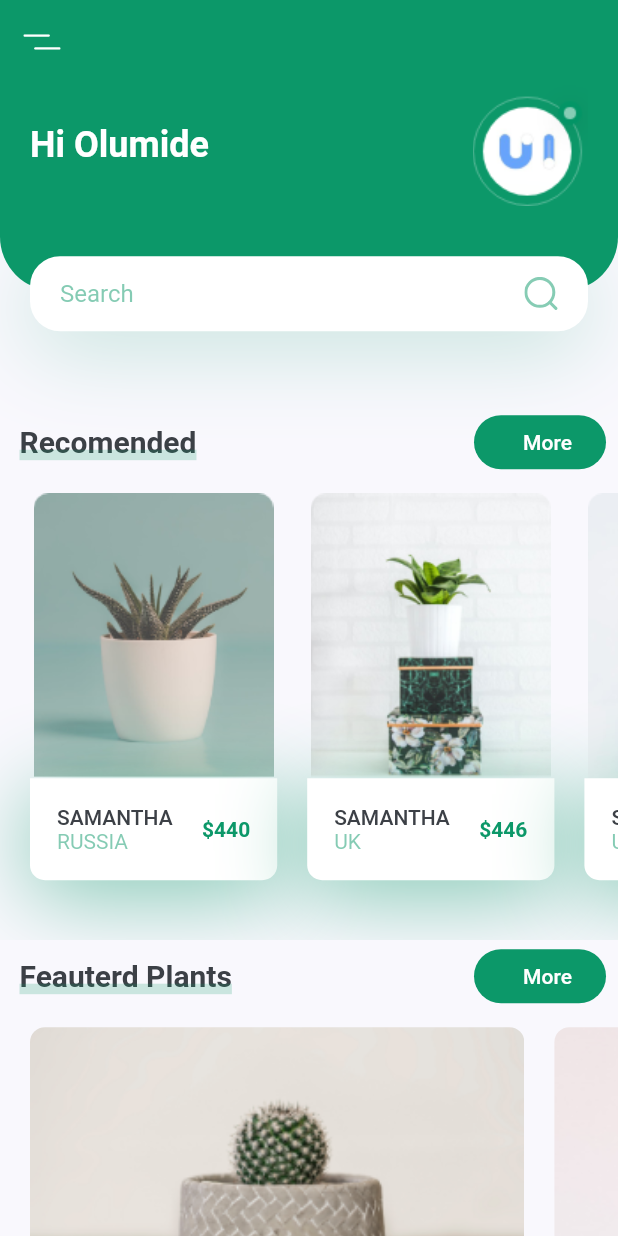
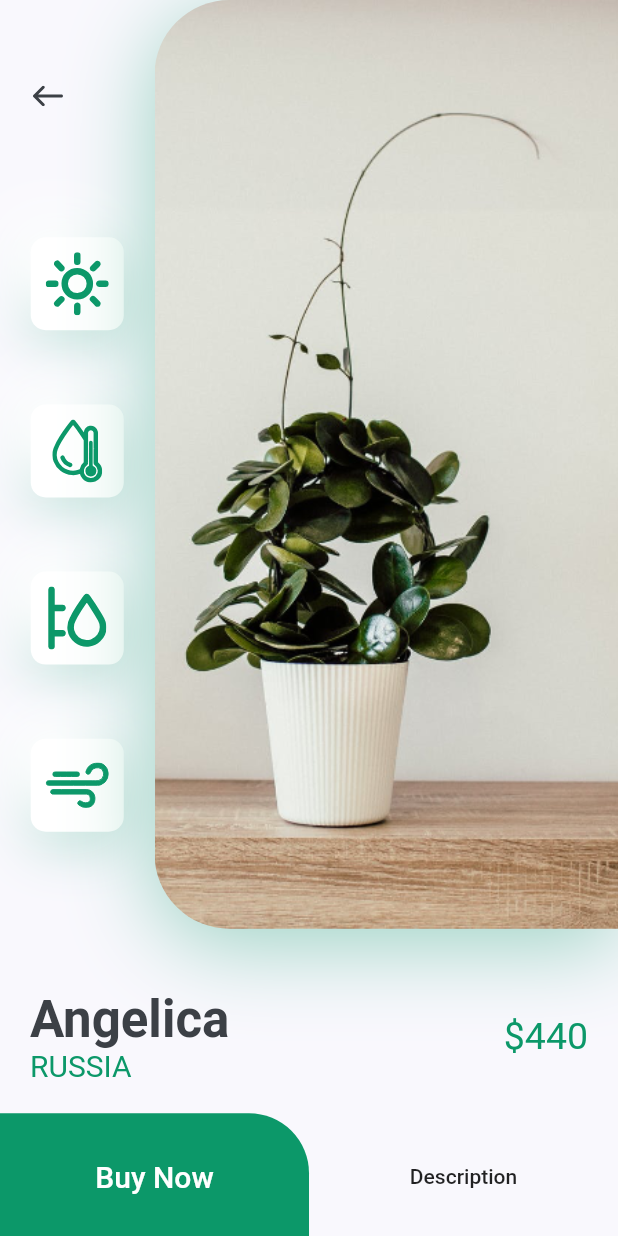
Before and after one commit to olumideogundele1/SamplePlantApp, a Flutter app: the screen it shows after launch, after a tap on an icon or button, on a phone screen of 412 x 824 dp. Run offline on Flutter 3.47's test engine with Material 2 defaults, Android fonts, the phone set to English and light mode, and no system bars; our stand-ins replace flutter_svg.

Commit message:
Addition of flat button and image page

```diff
--- /dev/null
+++ b/lib/components/bottom_nav_bar.dart
@@ -0,0 +1,50 @@
+import 'package:flutter/material.dart';
+import 'package:flutter_svg/svg.dart';
+
+import '../constants.dart';
+
+class BottomNavBar extends StatelessWidget {
+  const BottomNavBar({
+    Key key,
+  }) : super(key: key);
+
+  @override
+  Widget build(BuildContext context) {
+    return Container(
+      padding: EdgeInsets.only(
+          left: kDefaultPadding * 2,
+          right: kDefaultPadding * 2,
+          bottom: kDefaultPadding / 2
+      ),
+      height: 80,
+      decoration: BoxDecoration(
+        color: Colors.white,
+        borderRadius: BorderRadius.only(
+            topRight: Radius.circular(10),
+            topLeft: Radius.circular(10)
+        ),
+        boxShadow: [
+          BoxShadow(
+              color: kPrimaryColor.withOpacity(0.23),
+              offset: Offset(0,-10),
+              blurRadius: 35
+          ),
+        ],
+      ),
+      child: Row(
+        mainAxisAlignment: MainAxisAlignment.spaceBetween,
+        children: <Widget>[
+          IconButton(
+              icon: SvgPicture.asset("assets/icons/flower.svg"),
+              onPressed: (){}),
+          IconButton(
+              icon: SvgPicture.asset("assets/icons/heart-icon.svg"),
+              onPressed: (){}),
+          IconButton(
+              icon: SvgPicture.asset("assets/icons/user-icon.svg"),
+              onPressed: (){})
+        ],
+      ),
+    );
+  }
+}
--- /dev/null
+++ b/lib/screens/components/details/body.dart
@@ -0,0 +1,58 @@
+import 'package:flutter/material.dart';
+import 'package:my_plant_ui/constants.dart';
+
+import 'image_and_icon.dart';
+import 'title_and_price.dart';
+class Body extends StatelessWidget {
+  @override
+  Widget build(BuildContext context) {
+    Size size = MediaQuery.of(context).size;
+    return SingleChildScrollView(
+      scrollDirection: Axis.vertical,
+      child: Column(
+        children: <Widget>[
+          ImageAndIconCard(size: size),
+          TitleAndPrice(
+            title: 'Angelica',
+            country: 'Russia',
+            price: 440,
+          ),
+          SizedBox(height: kDefaultPadding,),
+          Row(
+            children: <Widget>[
+               SizedBox(
+                  height: 84,
+                  width: size.width / 2,
+                  child: FlatButton(
+                    onPressed: (){},
+                    color: kPrimaryColor,
+                    shape: RoundedRectangleBorder(
+                      borderRadius: BorderRadius.only(
+                        topRight: Radius.circular(40)
+                      )
+                    ),
+                    child: Text(
+                      'Buy Now',
+                      style: TextStyle(
+                        color: Colors.white,
+                        fontSize: 20
+                      ),
+                    )
+                  ),
+                ),
+
+              Expanded(
+                  child: FlatButton(
+                      onPressed: (){},
+                      child: Text('Description')))
+            ],
+          ),
+          SizedBox(
+            height: kDefaultPadding,
+          )
+        ],
+
+      ),
+    );
+  }
+}
--- /dev/null
+++ b/lib/screens/components/details/details_screen.dart
@@ -0,0 +1,11 @@
+import 'package:flutter/material.dart';
+import 'package:my_plant_ui/screens/components/details/body.dart';
+
+class DetailsScreen extends StatelessWidget {
+  @override
+  Widget build(BuildContext context) {
+    return Scaffold(
+      body: Body(),
+    );
+  }
+}
--- /dev/null
+++ b/lib/screens/components/details/icon_card.dart
@@ -0,0 +1,39 @@
+import 'package:flutter/material.dart';
+import 'package:flutter_svg/svg.dart';
+
+import '../../../constants.dart';
+
+class IconCards extends StatelessWidget {
+  final String iconUrl;
+
+  IconCards({this.iconUrl});
+
+  @override
+  Widget build(BuildContext context) {
+    Size size = MediaQuery.of(context).size;
+    return Container(
+      height: 62,
+      width: 62,
+      padding: EdgeInsets.all(kDefaultPadding / 2),
+      margin: EdgeInsets.symmetric(vertical: size.height * 0.03),
+      decoration: BoxDecoration(
+        color: Colors.white,
+        borderRadius: BorderRadius.circular(10),
+        boxShadow: [
+          BoxShadow(
+              offset: Offset(0,10),
+              blurRadius: 30,
+              color: kPrimaryColor.withOpacity(0.25)
+          ),
+          BoxShadow(
+              offset: Offset(-15,-15),
+              blurRadius: 30,
+              color: Colors.white
+          )
+        ],
+
+      ),
+      child: SvgPicture.asset(iconUrl),
+    );
+  }
+}
--- /dev/null
+++ b/lib/screens/components/details/image_and_icon.dart
@@ -0,0 +1,76 @@
+import 'package:flutter/material.dart';
+import 'package:flutter_svg/svg.dart';
+
+import '../../../constants.dart';
+import 'icon_card.dart';
+
+class ImageAndIconCard extends StatelessWidget {
+  const ImageAndIconCard({
+    Key key,
+    @required this.size,
+  }) : super(key: key);
+
+  final Size size;
+
+  @override
+  Widget build(BuildContext context) {
+    return Container(
+      height: size.height * 0.8,
+      padding: EdgeInsets.only(
+          bottom: kDefaultPadding * 2
+      ),
+      child: Row(
+        children: <Widget>[
+          Expanded(
+              child: Padding(
+                padding: EdgeInsets.symmetric(
+                    vertical: kDefaultPadding * 2
+                ),
+                child: Column(
+                  children: <Widget>[
+                    Align(
+                      alignment: Alignment.topLeft,
+                      child: IconButton(
+                          padding: EdgeInsets.symmetric(horizontal: kDefaultPadding),
+                          icon: SvgPicture.asset("assets/icons/back_arrow.svg"),
+                          onPressed: (){
+                            Navigator.pop(context);
+                          }),
+                    ),
+                    Spacer(),
+                    IconCards(iconUrl: "assets/icons/sun.svg"),
+                    IconCards(iconUrl: "assets/icons/icon_2.svg"),
+                    IconCards(iconUrl: "assets/icons/icon_3.svg"),
+                    IconCards(iconUrl: "assets/icons/icon_4.svg"),
+                  ],
+                ),
+              )
+          ),
+          Container(
+            height: size.height * 0.8,
+            width: size.width * 0.75,
+            decoration: BoxDecoration(
+                image: DecorationImage(
+                  fit: BoxFit.cover,
+                  alignment: Alignment.centerLeft,
+                  image: AssetImage("assets/images/img.png"),
+                ),
+                borderRadius: BorderRadius.only(
+                    bottomLeft: Radius.circular(50),
+                    topLeft: Radius.circular(50)
+                ),
+                boxShadow: [
+                  BoxShadow(
+                      offset: Offset(0,10),
+                      blurRadius: 50,
+                      color: kPrimaryColor.withOpacity(0.40)
+                  )
+                ]
+            ),
+
+          )
+        ],
+      ),
+    );
+  }
+}
--- /dev/null
+++ b/lib/screens/components/details/title_and_price.dart
@@ -0,0 +1,56 @@
+import 'package:flutter/material.dart';
+
+import '../../../constants.dart';
+
+class TitleAndPrice extends StatelessWidget {
+
+  final String title;
+  final String country;
+  final int price;
+
+  const TitleAndPrice({Key key, this.title, this.country, this.price}) : super(key: key);
+
+  @override
+  Widget build(BuildContext context) {
+    return Row(
+      children: <Widget>[
+        Padding(
+          padding: EdgeInsets.only(
+              left: kDefaultPadding
+          ),
+          child: RichText(text: TextSpan(
+              children: [
+                TextSpan(
+                  text: title,
+                  style: Theme.of(context).textTheme.headline4.copyWith(
+                      color: kTextColor,
+                      fontWeight: FontWeight.bold
+                  ),
+                ),
+                TextSpan(
+                    text: "\n$country".toUpperCase(),
+                    style: TextStyle(
+                        color: kPrimaryColor,
+                        fontSize: 20,
+                        fontWeight: FontWeight.w400
+                    )
+                )
+              ]
+          )),
+        ),
+        Spacer(),
+        Padding(
+          padding: EdgeInsets.only(
+              right: kDefaultPadding
+          ),
+          child: Text("\$$price",
+            style: TextStyle(
+                color: kPrimaryColor,
+                fontSize: 25
+            ),
+          ),
+        )
+      ],
+    );
+  }
+}
--- a/lib/screens/components/header_screen_with_search.dart
+++ b/lib/screens/components/header_screen_with_search.dart
@@ -37,7 +37,7 @@ class HeaderWithSearchBox extends StatelessWidget {
               children: [
                 Expanded(
                   child: Text(
-                    'Hi Olumide',
+                    'Hi Omotara',
                     style: Theme.of(context).textTheme.headline5.copyWith(
                         color: Colors.white,
                         fontWeight: FontWeight.bold
--- a/lib/screens/components/home/home_screen.dart
+++ b/lib/screens/components/home/home_screen.dart
@@ -1,6 +1,8 @@
 
 import 'package:flutter/material.dart';
 import 'package:flutter_svg/svg.dart';
+import 'package:my_plant_ui/components/bottom_nav_bar.dart';
+import 'package:my_plant_ui/constants.dart';
 import 'package:my_plant_ui/screens/components/body.dart';
 
 
@@ -12,6 +14,7 @@ class HomeScreen extends StatelessWidget{
     return Scaffold(
       appBar: buildAppBar(),
       body: Body(),
+      bottomNavigationBar: BottomNavBar(),
     );
   }
 
--- a/lib/screens/components/plant_cards.dart
+++ b/lib/screens/components/plant_cards.dart
@@ -1,7 +1,6 @@
 import 'package:flutter/material.dart';
 import 'package:my_plant_ui/screens/components/plant_card.dart';
-
-import '../../constants.dart';
+import 'details/details_screen.dart';
 
 class PlantCards extends StatelessWidget {
   const PlantCards({
@@ -18,21 +17,32 @@ class PlantCards extends StatelessWidget {
             title: "Samantha",
             country: "Russia",
             price: 440,
-            tap: (){},
+            tap: (){
+              Navigator.push(context,
+              MaterialPageRoute(builder: (context) => DetailsScreen())
+              );
+            },
             image: "assets/images/image_1.png",
           ),
           RecommendedPlantCard(
             title: "Samantha",
             country: "UK",
             price: 446,
-            tap: (){},
+            tap: (){
+              Navigator.push(context,
+                  MaterialPageRoute(builder: (context) => DetailsScreen())
+              );
+            },
             image: "assets/images/image_2.png",
           ),
           RecommendedPlantCard(
             title: "Samantha",
             country: "USA",
             price: 445,
-            tap: (){},
+            tap: (){
+              Navigator.push(context,
+                  MaterialPageRoute(builder: (context) => DetailsScreen()));
+            },
             image: "assets/images/image_3.png",
           ),
         ],
```
